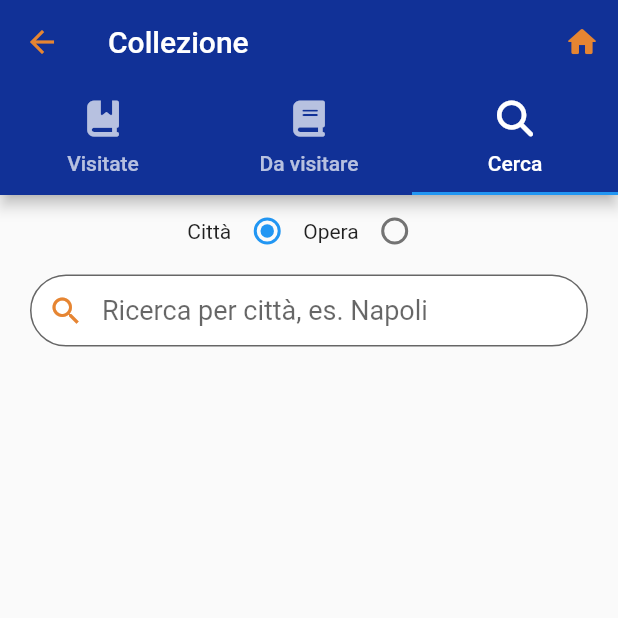
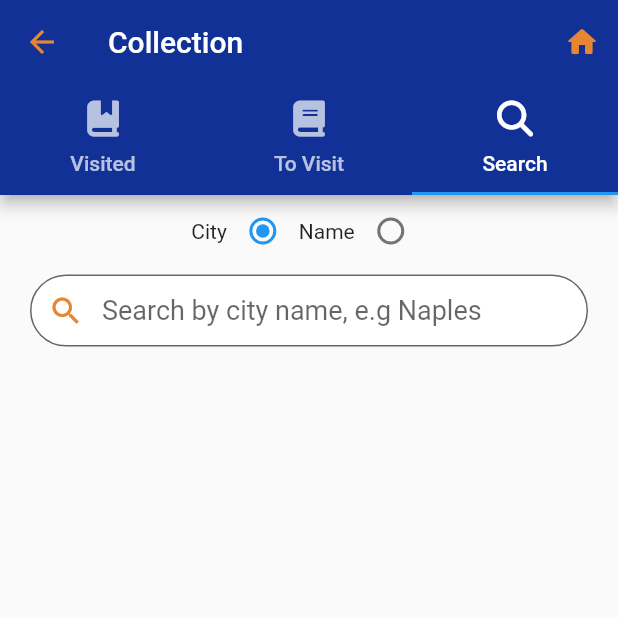
Before and after one commit to GaetanoRuggiero/EMAD2022_23-09, a Flutter app: the CollectionScreen screen opened directly, tab 3 chosen, on a phone screen of 412 x 824 dp, the top half of it. Run offline on Flutter 3.47's test engine with Material 2 defaults, Android fonts, the phone set to English and light mode, and no system bars; our stand-ins replace camera, font_awesome_flutter, google_maps_flutter, ionicons, shared_preferences; accounts and stored records are empty; generated files the repository leaves out were written again; network calls fail.

Commit message:
Added initial localization feature to support multiple languages.

```diff
--- /dev/null
+++ b/arts/l10n.yaml
@@ -0,0 +1,3 @@
+arb-dir: lib/l10n
+template-arb-file: app_en.arb
+output-localization-file: app_localizations.dart
--- /dev/null
+++ b/arts/lib/l10n/app_en.arb
@@ -0,0 +1,11 @@
+{
+  "collectionTitle": "Collection",
+  "visitedTabTitle": "Visited",
+  "toVisitTabTitle": "To Visit",
+  "searchTabTitle": "Search",
+  "searchHint": "Search by city name, e.g Naples",
+  "connectionError": "Could not establish connection with server. Please retry or check your Internet connection.",
+  "resultsNotFound": "No results found for: ",
+  "city": "City",
+  "poiName": "Name"
+}
--- a/arts/lib/ui/collection.dart
+++ b/arts/lib/ui/collection.dart
@@ -1,5 +1,6 @@
 import 'package:flutter/material.dart';
 import 'package:font_awesome_flutter/font_awesome_flutter.dart';
+import 'package:flutter_gen/gen_l10n/app_localizations.dart';
 import './singlepoiview.dart';
 import '../utils/debouncer.dart';
 import '../model/POI.dart';
@@ -29,12 +30,12 @@ class _CollectionScreenState extends State<CollectionScreen> {
                 },
                 icon: const Icon(Icons.home_rounded))
           ],
-          title: const Text("Collezione"),
-          bottom: const TabBar(
+          title: Text(AppLocalizations.of(context)!.collectionTitle),
+          bottom: TabBar(
             tabs: [
-              Tab(icon: Icon(FontAwesomeIcons.bookBookmark), text: "Visitate"),
-              Tab(icon: Icon(FontAwesomeIcons.book), text: "Da visitare"),
-              Tab(icon: Icon(FontAwesomeIcons.magnifyingGlass), text: "Cerca"),
+              Tab(icon: const Icon(FontAwesomeIcons.bookBookmark), text: AppLocalizations.of(context)!.visitedTabTitle),
+              Tab(icon: const Icon(FontAwesomeIcons.book), text: AppLocalizations.of(context)!.toVisitTabTitle),
+              Tab(icon: const Icon(FontAwesomeIcons.magnifyingGlass), text: AppLocalizations.of(context)!.searchTabTitle),
             ],
           ),
         ),
@@ -93,11 +94,11 @@ class _VisitedTabViewState extends State<VisitedTabView> {
           }
           else {
             return Container(padding: const EdgeInsets.all(20.0), child: Column(
-              children: const [
-                Icon(Icons.error_outline, size: 64.0, color: Color(0xFFE68532)),
+              children: [
+                const Icon(Icons.error_outline, size: 64.0, color: Color(0xFFE68532)),
                 Text(textAlign: TextAlign.center,
-                    style: TextStyle(fontSize: 18, color: Color(0xFFE68532)),
-                    "Impossibile connettersi al server. Controlla la tua connessione o riprova più tardi."
+                    style: const TextStyle(fontSize: 18, color: Color(0xFFE68532)),
+                  AppLocalizations.of(context)!.connectionError
                 )
               ],
             ));
@@ -156,17 +157,17 @@ class _SearchTabViewState extends State<SearchTabView> {
     }
     if (_showError) {
       return Container(padding: const EdgeInsets.all(20.0), child: Column(
-        children: const [
-          Icon(Icons.error_outline, size: 64.0, color: Color(0xFFE68532)),
+        children: [
+          const Icon(Icons.error_outline, size: 64.0, color: Color(0xFFE68532)),
           Text(textAlign: TextAlign.center,
-              style: TextStyle(fontSize: 18, color: Color(0xFFE68532)),
-              "Impossibile connettersi al server. Controlla la tua connessione o riprova più tardi."
+              style: const TextStyle(fontSize: 18, color: Color(0xFFE68532)),
+              AppLocalizations.of(context)!.connectionError
           )
         ],
       ));
     }
     if (_noResultsFound) {
-      return Center(child: Text(style: TextStyle(fontSize: 20),"Nessun risultato trovato per '$_searchText'"));
+      return Center(child: Text(style: const TextStyle(fontSize: 20), "${AppLocalizations.of(context)!.resultsNotFound}\"$_searchText\""));
     }
 
     /* Show results in a grid */
@@ -194,7 +195,7 @@ class _SearchTabViewState extends State<SearchTabView> {
     return Row(
       mainAxisSize: MainAxisSize.min,
       children: [
-        const Text("Città"),
+        Text(AppLocalizations.of(context)!.city),
         Radio<SearchFilter>(
           value: SearchFilter.city,
           groupValue: _searchFilter,
@@ -204,7 +205,7 @@ class _SearchTabViewState extends State<SearchTabView> {
             });
           },
         ),
-        const Text("Opera"),
+        Text(AppLocalizations.of(context)!.poiName),
         Radio<SearchFilter>(
           value: SearchFilter.name,
           groupValue: _searchFilter,
@@ -289,7 +290,7 @@ class _SearchTabViewState extends State<SearchTabView> {
             border: OutlineInputBorder(
               borderRadius: BorderRadius.circular(25),
             ),
-            hintText: "Ricerca per città, es. Napoli",
+            hintText: AppLocalizations.of(context)!.searchHint,
             prefixIcon: const Icon(Icons.search, color: Color(0xffE68532)),
           ),
           style: const TextStyle(fontSize: 18),
--- a/arts/pubspec.yaml
+++ b/arts/pubspec.yaml
@@ -31,6 +31,9 @@ environment:
 dependencies:
   flutter:
     sdk: flutter
+  flutter_localizations:
+    sdk: flutter
+  intl: ^0.17.0 # Add this line
 
   # The following adds the Cupertino Icons font to your application.
   # Use with the CupertinoIcons class for iOS style icons.
@@ -73,6 +76,7 @@ dev_dependencies:
 
 # The following section is specific to Flutter packages.
 flutter:
+  generate: true
 
   # The following line ensures that the Material Icons font is
   # included with your application, so that you can use the icons in
```
Also changed, not shown: arts/lib/l10n/app_it.arb (added, +11 -0 lines), arts/lib/main.dart (+16 -4 lines), arts/pubspec.lock.
